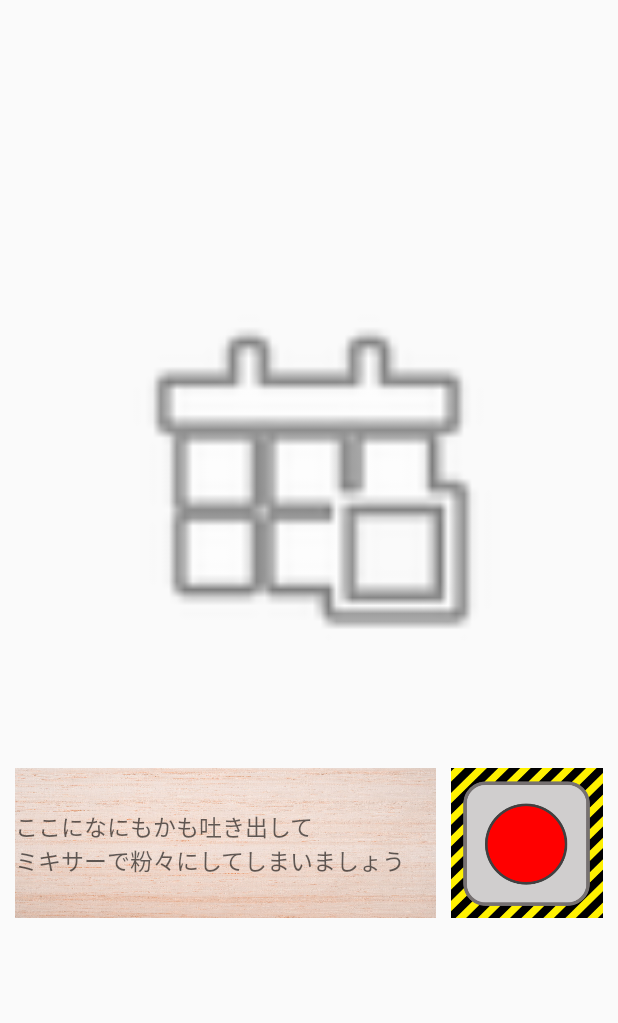
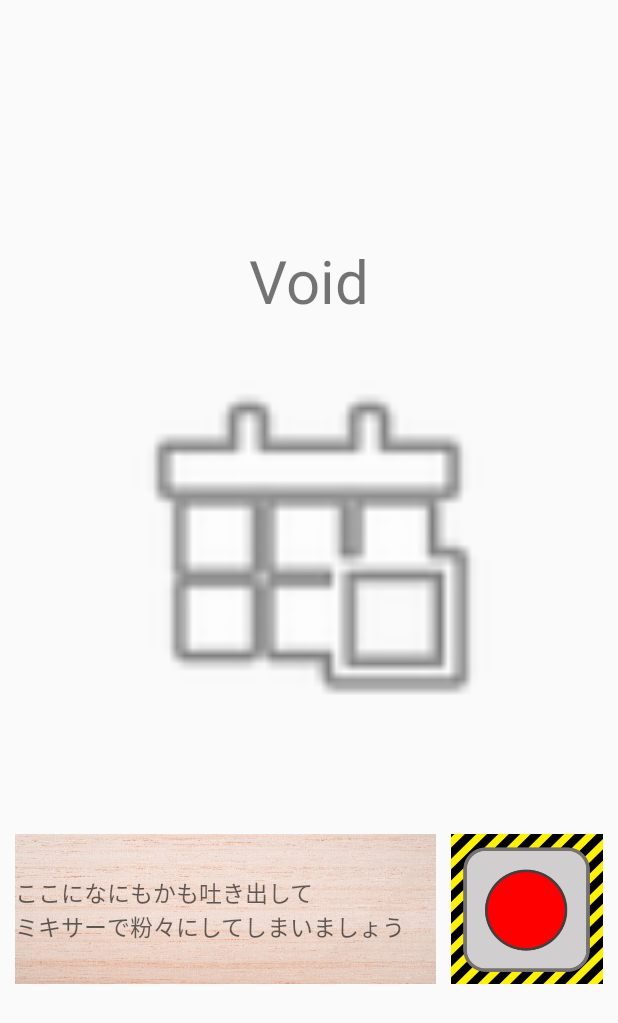
Before and after one commit to haaien/yami_tweet_mixir, an Android app: the TweetActivity_Empty screen opened directly, with no data from a screen before it, on a phone screen of 412 x 824 dp. Shown: the top 1023 px of the screen. Run offline under Robolectric (Android 15) with nearby library versions, the phone set to English and light mode, and no system bars.

Commit message:
TweetActivity_emptyの編集 石井：上記を元に他のファイルを編集 小澤：動画再生後、TweetActivityに戻す動作を実装

```diff
--- a/app/src/main/AndroidManifest.xml
+++ b/app/src/main/AndroidManifest.xml
@@ -17,6 +17,7 @@
             </intent-filter>
         </activity>
         <activity android:label="yami_tweet_mixir" android:name=".TweetActivity_Empty"/>
+        <activity android:label="yami_tweet_mixir" android:name=".MixirActivity_empty"/>
     </application>
 
 </manifest>
--- a/app/src/main/java/ishiicai/shohoku/ac/jp/yami_tweet_mixir/TweetActivity_EightyPer.java
+++ b/app/src/main/java/ishiicai/shohoku/ac/jp/yami_tweet_mixir/TweetActivity_EightyPer.java
@@ -36,7 +36,7 @@ public class TweetActivity_EightyPer extends AppCompatActivity {
     protected void onCreate(Bundle savedInstanceState) {
         super.onCreate(savedInstanceState);
         setContentView(R.layout.tweet_eightyper_layout);
-        imageButton.findViewById(R.id.MixedButton);
+        imageButton=findViewById(R.id.MixedButton);
 
         imageButton.setOnClickListener(new View.OnClickListener(){
             @Override
--- a/app/src/main/java/ishiicai/shohoku/ac/jp/yami_tweet_mixir/TweetActivity_Empty.java
+++ b/app/src/main/java/ishiicai/shohoku/ac/jp/yami_tweet_mixir/TweetActivity_Empty.java
@@ -27,7 +27,9 @@ public class TweetActivity_Empty extends AppCompatActivity {
     protected void onCreate(Bundle savedInstanceState) {
         super.onCreate(savedInstanceState);
         setContentView(R.layout.tweet_empty_layout);
-        imageButton.findViewById(R.id.MixedButton);
+        imageButton=(ImageButton)findViewById(R.id.MixedButton);
+        inputeditText=(EditText)findViewById(R.id.InputEditText);
+        textView=findViewById(R.id.textView);
 
         imageButton.setOnClickListener(new View.OnClickListener(){
             @Override
@@ -43,7 +45,6 @@ public class TweetActivity_Empty extends AppCompatActivity {
                 }else if(text.length()>=1&&text.length()<20){
                     textView.setText(text);
                     inputeditText.setText("");
-                    textView.findViewById(R.id.InputEditText);
 
                     ScreenChange();
                 }else if(text.length()>=20){
@@ -59,7 +60,7 @@ public class TweetActivity_Empty extends AppCompatActivity {
     }
     public void ScreenChange(){
         textView.setText(String.valueOf(points));
-        Intent intent = new Intent(getApplicationContext(),MixirActivity_empty.class);
+        Intent intent = new Intent(getApplication(), MixirActivity_empty.class);
         intent.putExtra(TWEET_POINT,points);
         startActivity(intent);
     }
--- a/app/src/main/java/ishiicai/shohoku/ac/jp/yami_tweet_mixir/TweetActivity_FortyPer.java
+++ b/app/src/main/java/ishiicai/shohoku/ac/jp/yami_tweet_mixir/TweetActivity_FortyPer.java
@@ -25,7 +25,7 @@ public class TweetActivity_FortyPer extends AppCompatActivity {
     protected void onCreate(Bundle savedInstanceState){
         super.onCreate(savedInstanceState);
         setContentView(R.layout.tweet_fortyper_layout);
-        imageButton.findViewById(R.id.MixedButton);
+        imageButton=findViewById(R.id.MixedButton);
 
         imageButton.setOnClickListener(new View.OnClickListener(){
             @Override
--- a/app/src/main/java/ishiicai/shohoku/ac/jp/yami_tweet_mixir/TweetActivity_SixtyPer.java
+++ b/app/src/main/java/ishiicai/shohoku/ac/jp/yami_tweet_mixir/TweetActivity_SixtyPer.java
@@ -25,7 +25,7 @@ public class TweetActivity_SixtyPer extends AppCompatActivity{
     protected void onCreate(Bundle savedInstanceState){
         super.onCreate(savedInstanceState);
         setContentView(R.layout.tweet_sixtyper_layout);
-        imageButton.findViewById(R.id.MixedButton);
+        imageButton=findViewById(R.id.MixedButton);
 
         imageButton.setOnClickListener(new View.OnClickListener(){
             @Override
--- a/app/src/main/java/ishiicai/shohoku/ac/jp/yami_tweet_mixir/TweetActivity_TwentyPer.java
+++ b/app/src/main/java/ishiicai/shohoku/ac/jp/yami_tweet_mixir/TweetActivity_TwentyPer.java
@@ -25,7 +25,7 @@ public class TweetActivity_TwentyPer extends AppCompatActivity {
     protected void onCreate(Bundle savedInstanceState){
         super.onCreate(savedInstanceState);
         setContentView(R.layout.tweet_twentyper_layout);
-        imageButton.findViewById(R.id.MixedButton);
+        imageButton=findViewById(R.id.MixedButton);
 
         imageButton.setOnClickListener(new View.OnClickListener(){
             @Override
--- a/app/src/main/res/layout/tweet_empty_layout.xml
+++ b/app/src/main/res/layout/tweet_empty_layout.xml
@@ -6,12 +6,22 @@
     android:layout_width="match_parent"
     android:layout_height="match_parent">
 
+    <TextView
+        android:id="@+id/textView"
+        android:layout_width="wrap_content"
+        android:layout_height="wrap_content"
+        android:layout_marginTop="160dp"
+        android:layout_centerHorizontal="true"
+        android:textSize="40dp"
+        android:text="Void" />
+
     <ImageView
         android:id="@+id/imageView"
         android:layout_width="255dp"
         android:layout_height="272dp"
+        android:layout_below="@id/textView"
         android:layout_centerHorizontal="true"
-        android:layout_marginTop="180dp"
+        android:layout_marginTop="10dp"
         app:srcCompat="@android:drawable/ic_menu_today" />
 
     <LinearLayout
```
